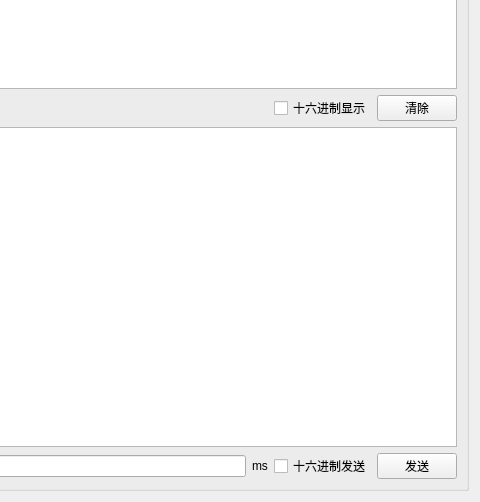
Qt form src/ui/ORIR_Debug_Client.ui (zhangfengqilk/ORIR_Debug_Client) before a commit; both pictures show x 669 to 1149 and y 306 to 808 of the 1149 by 808 pixel window.
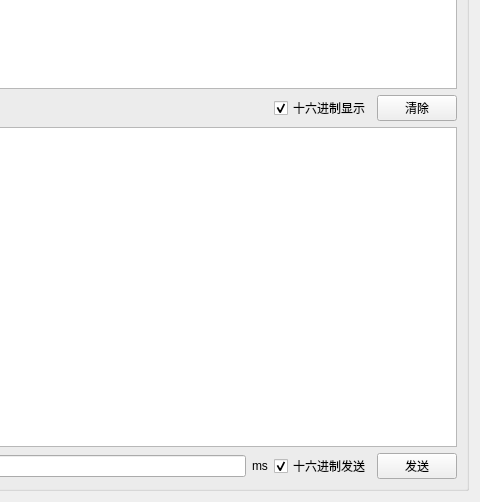
The same form after that commit.

```diff
--- a/src/ui/ORIR_Debug_Client.ui
+++ b/src/ui/ORIR_Debug_Client.ui
@@ -387,6 +387,9 @@
           <property name="text">
            <string>十六进制发送</string>
           </property>
+          <property name="checked">
+           <bool>true</bool>
+          </property>
          </widget>
         </item>
         <item row="2" column="2">
@@ -394,6 +397,9 @@
           <property name="text">
            <string>十六进制显示</string>
           </property>
+          <property name="checked">
+           <bool>true</bool>
+          </property>
          </widget>
         </item>
        </layout>
```
Left out of the diff: 2 changed lines with no effect on the pictures.
